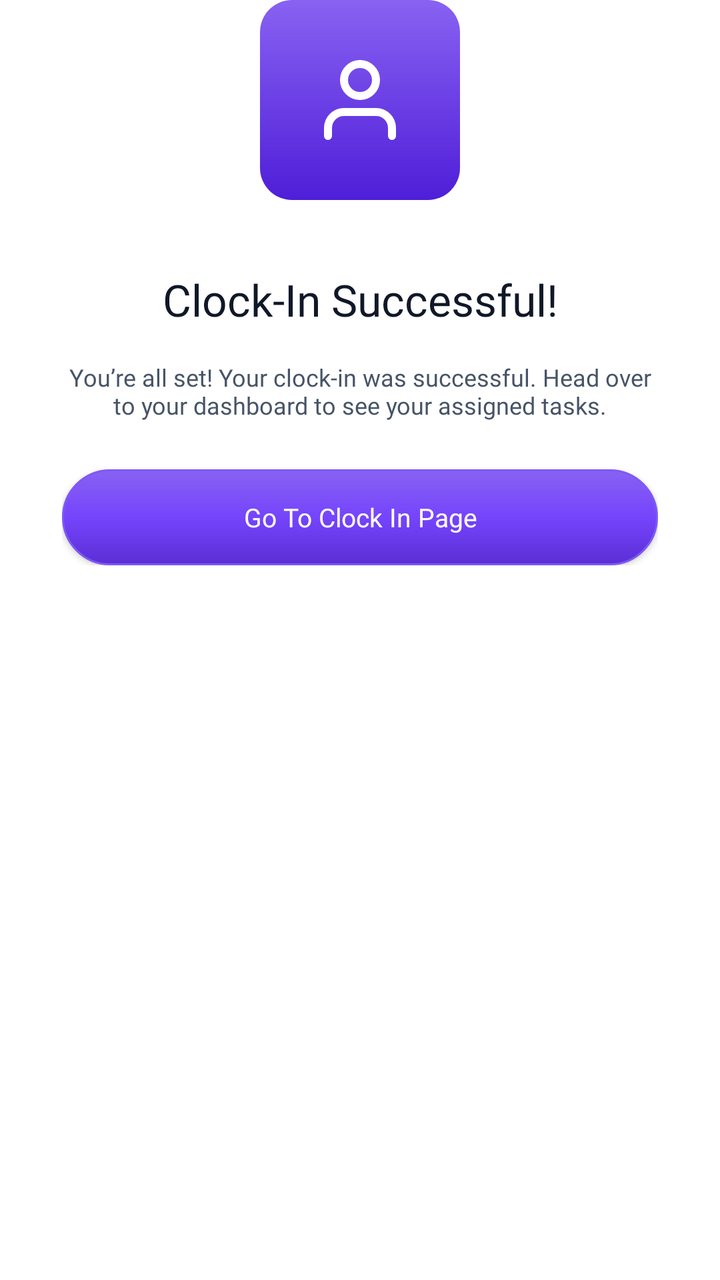
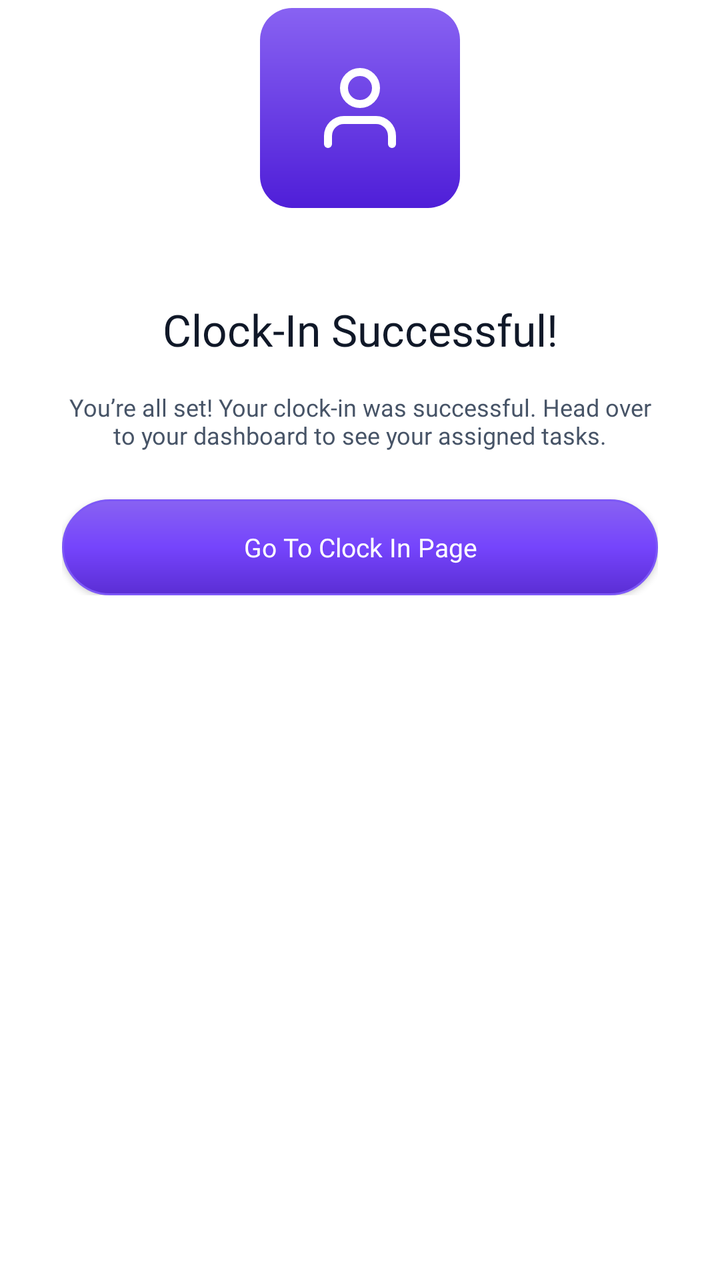

Two renders of the same Android screen: before a commit and after it. Below are the layout's source before the change and the commit's diff.
<!-- AndroidManifest.xml: application theme Theme.Mconnect -->
<!-- res/layout/dialog_clock_in_success.xml -->
<?xml version="1.0" encoding="utf-8"?>
<FrameLayout xmlns:android="http://schemas.android.com/apk/res/android"
    android:layout_width="match_parent"
    android:layout_height="wrap_content">

    <LinearLayout
        android:layout_width="match_parent"
        android:layout_height="wrap_content"
        android:layout_marginTop="50dp"
        android:background="@drawable/bg_attendance_sheet"
        android:orientation="vertical"
        android:paddingStart="31dp"
        android:paddingTop="85dp"
        android:paddingEnd="31dp"
        android:paddingBottom="32dp">

        <TextView
            android:layout_width="match_parent"
            android:layout_height="wrap_content"
            android:fontFamily="@font/inter_semibold"
            android:gravity="center"
            android:text="Clock-In Successful!"
            android:textColor="#101828"
            android:textSize="22sp" />

        <TextView
            android:layout_width="match_parent"
            android:layout_height="wrap_content"
            android:layout_marginTop="16dp"
            android:fontFamily="@font/inter_medium"
            android:gravity="center"
            android:text="You’re all set! Your clock-in was successful. Head over to your dashboard to see your assigned tasks."
            android:textColor="#475467"
            android:textSize="12sp" />

        <androidx.appcompat.widget.AppCompatButton
            android:id="@+id/btnGoToClockInPage"
            android:layout_width="match_parent"
            android:layout_height="48dp"
            android:layout_marginTop="24dp"
            android:background="@drawable/bg_attendance_btn_primary"
            android:fontFamily="@font/inter_medium"
            android:text="Go To Clock In Page"
            android:textAllCaps="false"
            android:textColor="#FFFFFF"
            android:textSize="13sp" />
    </LinearLayout>

    <FrameLayout
        android:layout_width="100dp"
        android:layout_height="100dp"
        android:layout_gravity="top|center_horizontal"
        android:background="@drawable/bg_attendance_badge">

        <ImageView
            android:layout_width="48dp"
            android:layout_height="48dp"
            android:layout_gravity="center"
            android:src="@drawable/ic_tab_profile"
            android:tint="#FFFFFF" />
    </FrameLayout>

</FrameLayout>
<!-- resources referenced by this layout -->
<resources>
  <!-- drawable bg_attendance_badge (drawable) -->
  <?xml version="1.0" encoding="utf-8"?>
  <shape xmlns:android="http://schemas.android.com/apk/res/android" android:shape="rectangle">
      <gradient
          android:angle="270"
          android:startColor="#8862F2"
          android:endColor="#4F1ED8"
          android:type="linear" />
      <corners android:radius="16dp" />
  </shape>
  <!-- drawable bg_attendance_btn_primary (drawable) -->
  <?xml version="1.0" encoding="utf-8"?>
  <shape xmlns:android="http://schemas.android.com/apk/res/android" android:shape="rectangle">
      <gradient
          android:angle="270"
          android:startColor="#8862F2"
          android:centerColor="#7544FC"
          android:endColor="#5B2ED4"
          android:type="linear" />
      <corners android:radius="100dp" />
      <stroke
          android:width="1dp"
          android:color="#7D58F7" />
  </shape>
  <!-- drawable bg_attendance_sheet (drawable) -->
  <?xml version="1.0" encoding="utf-8"?>
  <shape xmlns:android="http://schemas.android.com/apk/res/android" android:shape="rectangle">
      <solid android:color="#FFFFFF" />
      <corners
          android:topLeftRadius="16dp"
          android:topRightRadius="16dp" />
  </shape>
  <!-- drawable ic_tab_profile (drawable) -->
  <vector xmlns:android="http://schemas.android.com/apk/res/android"
      android:width="24dp"
      android:height="24dp"
      android:viewportWidth="24"
      android:viewportHeight="24">
      <path
          android:pathData="M20,21v-2a4,4 0,0 0,-4 -4H8a4,4 0,0 0,-4 4v2"
          android:strokeWidth="2"
          android:fillColor="#00000000"
          android:strokeColor="#FFFFFF"
          android:strokeLineCap="round"
          android:strokeLineJoin="round" />
      <path
          android:pathData="M12,7m-4,0a4,4 0,1 1,8 0a4,4 0,1 1,-8 0"
          android:strokeWidth="2"
          android:fillColor="#00000000"
          android:strokeColor="#FFFFFF"
          android:strokeLineCap="round"
          android:strokeLineJoin="round" />
  </vector>
  <color name="lt_accent_primary">#FF7C3AED</color>
  <color name="lt_accent_secondary">#FFA855F7</color>
  <color name="lt_foreground_inverse">#FFFFFFFF</color>
  <color name="lt_surface_primary">#FFFFFFFF</color>
  <color name="lt_surface_secondary">#FFF4F4F5</color>
  <color name="lt_foreground_primary">#FF18181B</color>
  <color name="lt_accent_primary_hover">#FF6D28D9</color>
  <color name="lt_surface_tertiary">#FFE4E4E7</color>
  <color name="lt_surface_inverse">#FF18181B</color>
  <color name="lt_foreground_secondary">#FF52525B</color>
  <color name="lt_foreground_muted">#FFA1A1AA</color>
  <color name="lt_border">#FFE4E4E7</color>
  <color name="lt_border_light">#FFF4F4F5</color>
  <color name="lt_error">#FFDC2626</color>
  <color name="lt_success">#FF16A34A</color>
  <color name="lt_warning">#FFD97706</color>
  <color name="lt_info">#FF2563EB</color>
  <color name="lt_accent_light">#FFEDE9FE</color>
  <color name="lt_success_light">#FFDCFCE7</color>
  <color name="lt_warning_light">#FFFEF3C7</color>
  <color name="lt_error_light">#FFFEE2E2</color>
  <color name="lt_info_light">#FFDBEAFE</color>
  <!-- unchanged entries left out for length: 1 -->
</resources>

<!-- the commit's change to res/layout/dialog_clock_in_success.xml (unified diff, before → after) -->
@@ -6,11 +6,11 @@
     <LinearLayout
         android:layout_width="match_parent"
         android:layout_height="wrap_content"
-        android:layout_marginTop="50dp"
+        android:layout_marginTop="58dp"
         android:background="@drawable/bg_attendance_sheet"
         android:orientation="vertical"
         android:paddingStart="31dp"
-        android:paddingTop="85dp"
+        android:paddingTop="92dp"
         android:paddingEnd="31dp"
         android:paddingBottom="32dp">
 
@@ -50,6 +50,7 @@
         android:layout_width="100dp"
         android:layout_height="100dp"
         android:layout_gravity="top|center_horizontal"
+        android:layout_marginTop="4dp"
         android:background="@drawable/bg_attendance_badge">
 
         <ImageView
